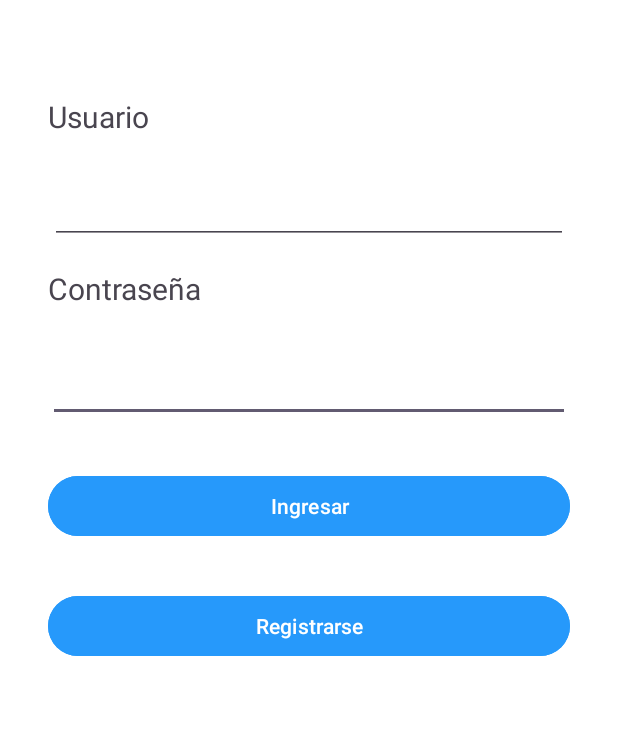
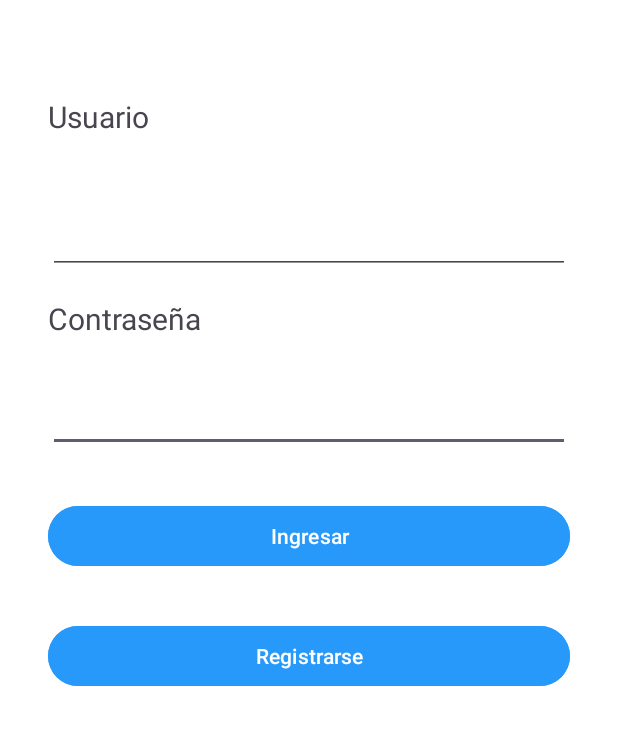
Before and after one commit to WilmerGato/PruebaBytesLogin, an Android app: the screen it shows after launch (MainActivity), on a phone screen of 412 x 824 dp, the part 348-1093 px from its top. Run offline under Robolectric (Android 15) with nearby library versions, the phone set to English and light mode, and no system bars.

```diff
--- a/app/src/main/res/layout/activity_main.xml
+++ b/app/src/main/res/layout/activity_main.xml
@@ -77,8 +77,8 @@
         <EditText
             android:id="@+id/tvUsuario"
             style="@style/Widget.AppCompat.EditText"
-            android:layout_width="345dp"
-            android:layout_height="39dp"
+            android:layout_width="match_parent"
+            android:layout_height="wrap_content"
             android:layout_marginStart="32dp"
             android:layout_marginTop="32dp"
             android:layout_marginEnd="32dp"
```
